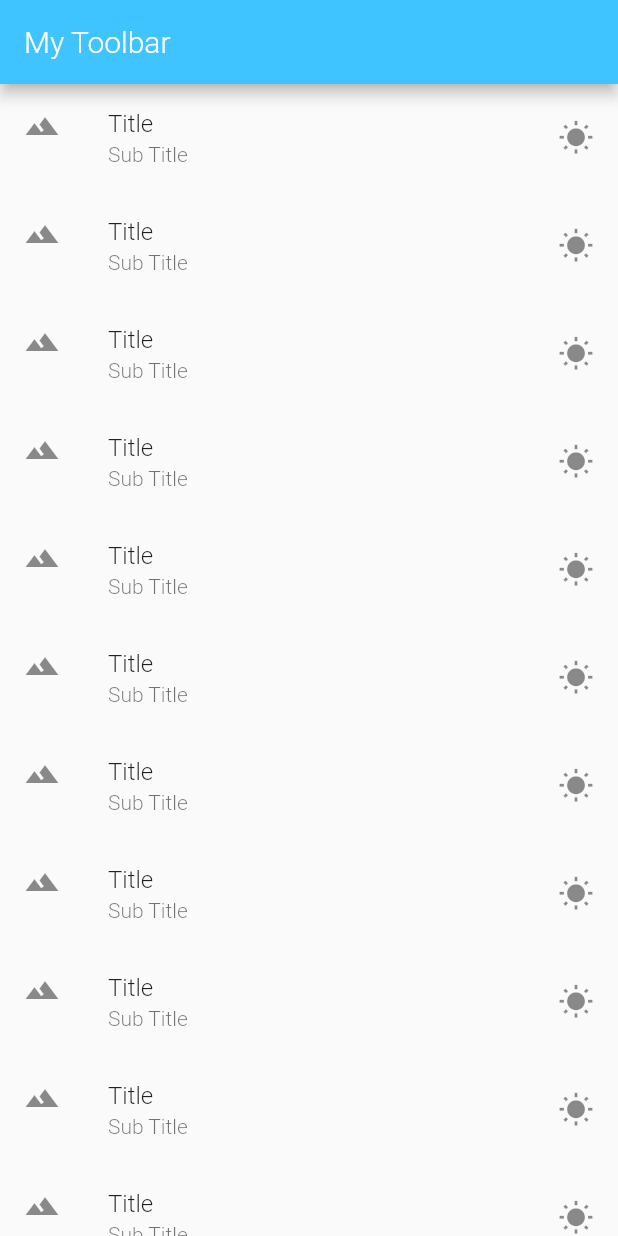
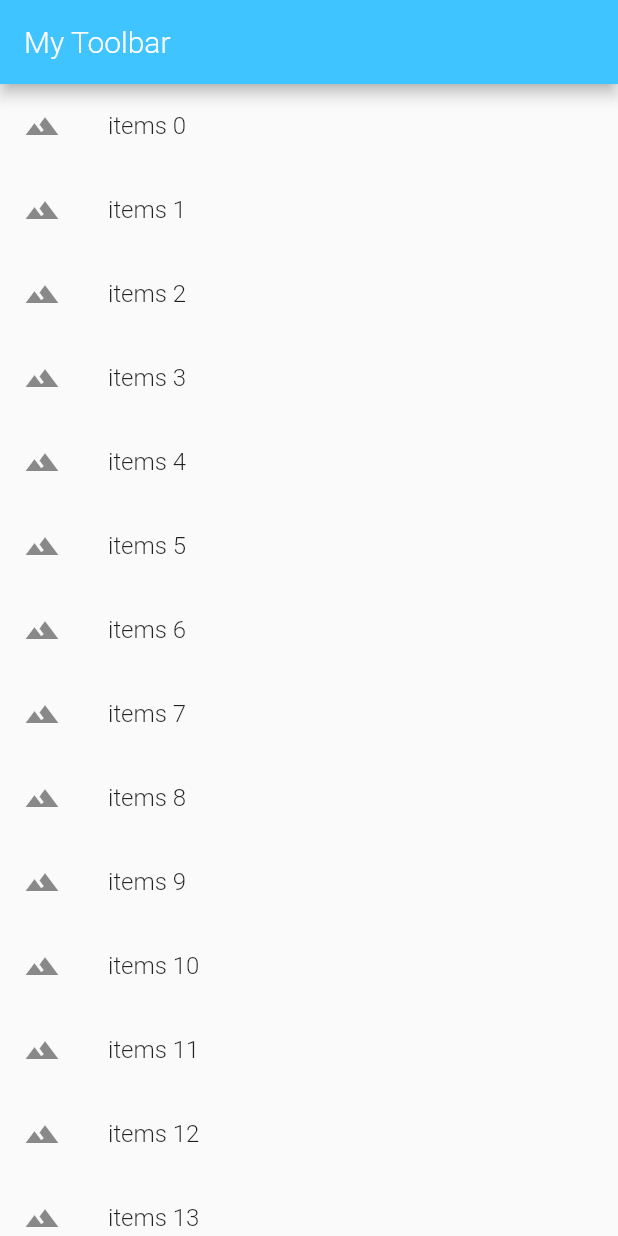
Before and after one commit to pavelsust/flutter_app, a Flutter app: the screen it shows after launch, on a phone screen of 412 x 824 dp. Run offline on Flutter 3.47's test engine with Material 2 defaults, Android fonts, the phone set to English and light mode, and no system bars.

Commit message:
list added

```diff
--- /dev/null
+++ b/lib/app/screen/ShowListView.dart
@@ -0,0 +1,34 @@
+import 'package:flutter/cupertino.dart';
+import 'package:flutter/material.dart';
+
+class ShowListView extends StatelessWidget {
+  @override
+  Widget build(BuildContext context) {
+
+
+    var myItems = makeList();
+
+    var listContainer = Container(
+      child: ListView.builder(itemBuilder: (context, index) {
+        return ListTile(
+          leading: Icon(Icons.landscape),
+          title: Text(myItems[index]),
+          onTap: (){
+            debugPrint('click position ${index} and item is ${myItems[index]}');
+          },
+        );
+      }),
+    );
+
+    return listContainer;
+  }
+}
+
+List<String> makeList() {
+  var myItems = new List<String>();
+
+  for (var i = 0; i < 100; i++) {
+    myItems.add('items $i');
+  }
+  return myItems;
+}
--- a/lib/main.dart
+++ b/lib/main.dart
@@ -3,6 +3,7 @@ import 'package:flutter/material.dart';
 import 'package:flutterapp/app/screen/ContainerWidget.dart';
 import 'package:flutterapp/app/screen/FirstScreen.dart';
 import 'package:flutterapp/app/screen/RowWidget.dart';
+import 'package:flutterapp/app/screen/ShowListView.dart';
 
 void main() => runApp(MyFlutterApp());
 
@@ -19,7 +20,7 @@ class MyFlutterApp extends StatelessWidget {
           title: Text('My Toolbar'),
           backgroundColor: Colors.lightBlueAccent,
         ),
-        body: getListView(),
+        body: ShowListView(),
       ),
     );
     return materialApp;
```
